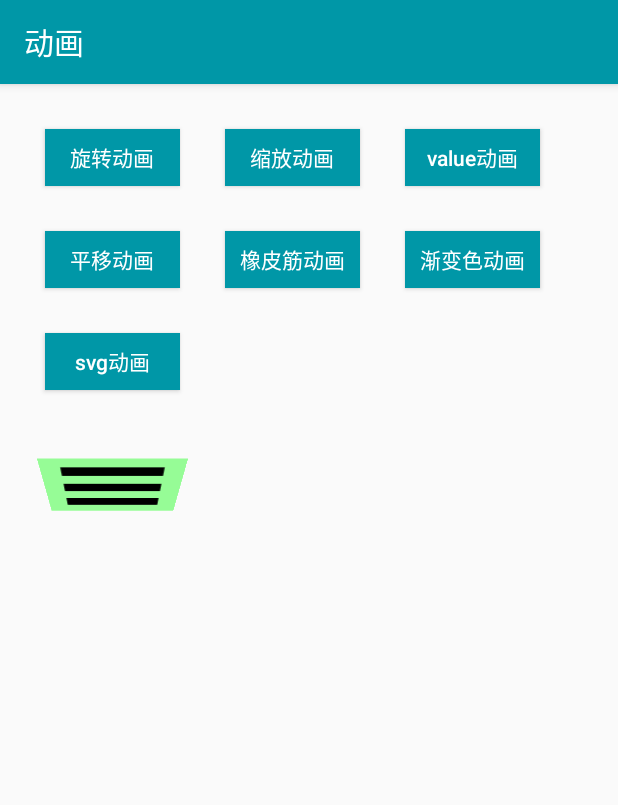
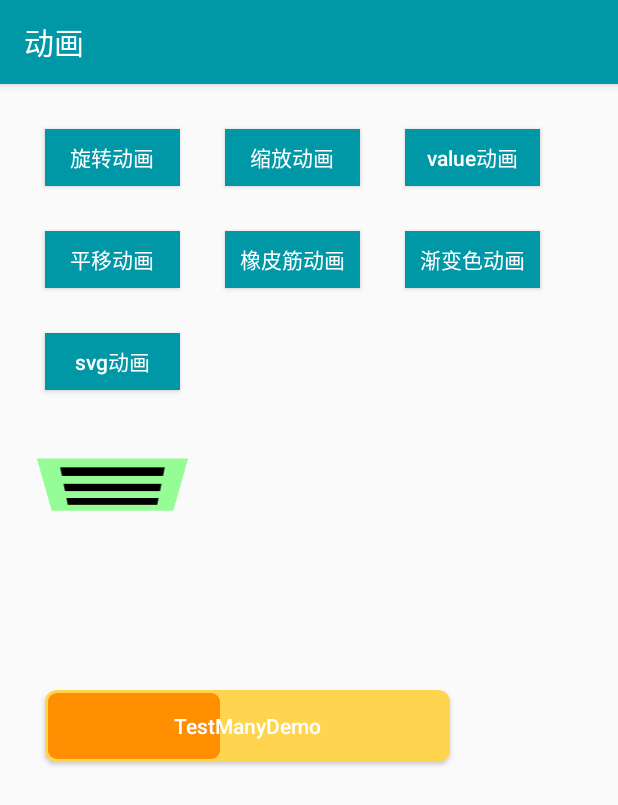
Before and after one commit to EricSun2012/TestManyDemo, an Android app: the AnimateActivity screen opened directly, with no data from a screen before it, after a tap on "旋转动画", on a phone screen of 412 x 824 dp. Shown: the top 805 px of the screen. Run offline under Robolectric (Android 15) with nearby library versions, the phone set to English and light mode, and no system bars; our stand-ins replace RxJava; libraries missing offline, so code that uses them is left out: com.zhy.http; 3 other taps on this screen came first.

Commit message:
[add]添加带进度条的button

```diff
--- a/app/src/main/java/com/robot/anyDemo/animate/AnimateActivity.java
+++ b/app/src/main/java/com/robot/anyDemo/animate/AnimateActivity.java
@@ -1,5 +1,7 @@
 package com.robot.anyDemo.animate;
 
+import android.os.Handler;
+import android.os.Looper;
 import android.view.View;
 import android.widget.Button;
 import android.widget.ImageView;
@@ -7,6 +9,7 @@ import android.widget.ImageView;
 import com.robot.anyDemo.R;
 import com.robot.anyDemo.base.BaseActivity;
 import com.robot.anyDemo.base.BaseView;
+import com.robot.anyDemo.widget.ProgressButton;
 
 public class AnimateActivity extends BaseActivity<AnimatePresenter> implements BaseView {
 
@@ -21,6 +24,12 @@ public class AnimateActivity extends BaseActivity<AnimatePresenter> implements B
     private Button colorButton;
 
     private Button svgButton;
+
+    private ProgressButton progressButton;
+
+    private Handler mHandler = new Handler();
+
+    private Runnable runnable;
 
     @Override
     protected AnimatePresenter createPresenter() {
@@ -84,6 +93,32 @@ public class AnimateActivity extends BaseActivity<AnimatePresenter> implements B
             presenter.startSvgAnimation(imageView);
         });
 
+
+        progressButton = findViewById(R.id.animate_progress);
+        progressButton.setTag(0);
+
+        runnable = new Runnable() {
+            @Override
+            public void run() {
+
+                int progress = (int) progressButton.getTag();
+                if (progress >= 100) {
+                    progressButton.setTag(0);
+                    progressButton.reset();
+                    return;
+                }
+                progress += 2;
+                progressButton.setProgress(progress);
+                progressButton.setTag(progress);
+                mHandler.postDelayed(runnable, 200);
+            }
+        };
+        progressButton.setOnClickListener(v -> {
+
+
+            mHandler.postDelayed(runnable, 200);
+
+        });
     }
 
     @Override
--- /dev/null
+++ b/app/src/main/java/com/robot/anyDemo/widget/ProgressButton.java
@@ -0,0 +1,148 @@
+package com.robot.anyDemo.widget;
+
+import android.content.Context;
+import android.content.res.TypedArray;
+import android.graphics.Canvas;
+import android.graphics.drawable.GradientDrawable;
+import android.support.v7.widget.AppCompatButton;
+import android.util.AttributeSet;
+
+import com.robot.anyDemo.R;
+
+/**
+ * 项目名称：TestManyDemo
+ * 类描述：
+ * 创建人：Eric
+ * 创建时间：2019-06-11 17:51
+ * 修改人：Eric
+ * 修改时间：2019-06-11 17:51
+ * 修改备注：
+ */
+public class ProgressButton extends AppCompatButton {
+    private float mCornerRadius = 0;
+    private float mProgressMargin = 0;
+
+    private boolean mFinish;
+
+    private int mProgress;
+    private int mMaxProgress = 100;
+    private int mMinProgress = 0;
+
+    private GradientDrawable mDrawableButton;
+    private GradientDrawable mDrawableProgressBackground;
+    private GradientDrawable mDrawableProgress;
+
+    public ProgressButton(Context context, AttributeSet attrs) {
+        super(context, attrs);
+        initialize(context, attrs);
+    }
+
+    public ProgressButton(Context context, AttributeSet attrs, int defStyle) {
+        super(context, attrs, defStyle);
+        initialize(context, attrs);
+    }
+
+    private void initialize(Context context, AttributeSet attrs) {
+        //Progress background drawable
+        mDrawableProgressBackground = new GradientDrawable();
+        //Progress drawable
+        mDrawableProgress = new GradientDrawable();
+        //Normal drawable
+        mDrawableButton = new GradientDrawable();
+
+        //Get default normal color
+        int defaultButtonColor = getResources().getColor(R.color.md_cyan_400);
+        //Get default progress color
+        int defaultProgressColor = getResources().getColor(R.color.md_green_500);
+        //Get default progress background color
+        int defaultBackColor = getResources().getColor(R.color.md_cyan_400);
+
+        TypedArray attr = context.obtainStyledAttributes(attrs, R.styleable.ProgressButton);
+
+        try {
+            mProgressMargin = attr.getDimension(R.styleable.ProgressButton_progressMargin, mProgressMargin);
+            mCornerRadius = attr.getDimension(R.styleable.ProgressButton_cornerRadius, mCornerRadius);
+            //Get custom normal color
+            int buttonColor = attr.getColor(R.styleable.ProgressButton_buttonColor, defaultButtonColor);
+            //Set normal color
+            mDrawableButton.setColor(buttonColor);
+            //Get custom progress background color
+            int progressBackColor = attr.getColor(R.styleable.ProgressButton_progressBackColor, defaultBackColor);
+            //Set progress background drawable color
+            mDrawableProgressBackground.setColor(progressBackColor);
+            //Get custom progress color
+            int progressColor = attr.getColor(R.styleable.ProgressButton_progressColor, defaultProgressColor);
+            //Set progress drawable color
+            mDrawableProgress.setColor(progressColor);
+
+            //Get default progress
+            mProgress = attr.getInteger(R.styleable.ProgressButton_progress, mProgress);
+            //Get minimum progress
+            mMinProgress = attr.getInteger(R.styleable.ProgressButton_minProgress, mMinProgress);
+            //Get maximize progress
+            mMaxProgress = attr.getInteger(R.styleable.ProgressButton_maxProgress, mMaxProgress);
+
+        } finally {
+            attr.recycle();
+        }
+
+        //Set corner radius
+        mDrawableButton.setCornerRadius(mCornerRadius);
+        mDrawableProgressBackground.setCornerRadius(mCornerRadius);
+        mDrawableProgress.setCornerRadius(mCornerRadius - mProgressMargin);
+        setBackgroundDrawable(mDrawableButton);
+
+        mFinish = false;
+    }
+
+    @Override
+    protected void onDraw(Canvas canvas) {
+        if (mProgress > mMinProgress && mProgress <= mMaxProgress && !mFinish) {
+            //Calculate the width of progress
+            float progressWidth =
+                    (float) getMeasuredWidth() * ((float) (mProgress - mMinProgress) / mMaxProgress - mMinProgress);
+
+            //If progress width less than 2x corner radius, the radius of progress will be wrong
+            if (progressWidth < mCornerRadius * 2) {
+                progressWidth = mCornerRadius * 2;
+            }
+
+            //Set rect of progress
+            mDrawableProgress.setBounds((int) mProgressMargin, (int) mProgressMargin,
+                    (int) (progressWidth - mProgressMargin), getMeasuredHeight() - (int) mProgressMargin);
+
+            //Draw progress
+            mDrawableProgress.draw(canvas);
+
+            if (mProgress == mMaxProgress) {
+                setBackgroundDrawable(mDrawableButton);
+                mFinish = true;
+            }
+        }
+        super.onDraw(canvas);
+    }
+
+    /**
+     * Set current progress
+     */
+    public void setProgress(int progress) {
+        if (!mFinish) {
+            mProgress = progress;
+            setBackgroundDrawable(mDrawableProgressBackground);
+            invalidate();
+        }
+    }
+
+    public void setMaxProgress(int maxProgress) {
+        mMaxProgress = maxProgress;
+    }
+
+    public void setMinProgress(int minProgress) {
+        mMinProgress = minProgress;
+    }
+
+    public void reset() {
+        mFinish = false;
+        mProgress = mMinProgress;
+    }
+}
--- a/app/src/main/res/layout/activity_animate.xml
+++ b/app/src/main/res/layout/activity_animate.xml
@@ -103,5 +103,20 @@
         app:layout_constraintLeft_toLeftOf="parent"
         app:layout_constraintTop_toBottomOf="@+id/animate_svg" />
 
+    <com.robot.anyDemo.widget.ProgressButton
+        android:id="@+id/animate_progress"
+        android:layout_width="270dp"
+        android:layout_height="wrap_content"
+        android:layout_marginTop="200dp"
+        android:text="@string/app_name"
+        android:textAllCaps="false"
+        android:textColor="@color/md_white_1000"
+        app:buttonColor="@color/md_amber_300"
+        app:cornerRadius="8dp"
+        app:progressBackColor="@color/md_amber_300"
+        app:layout_constraintLeft_toLeftOf="@+id/animate_svg"
+        app:layout_constraintTop_toBottomOf="@+id/animate_svg"
+        app:progressColor="@color/md_amber_800"
+        app:progressMargin="2dp" />
 
 </android.support.constraint.ConstraintLayout>
--- a/app/src/main/res/values/attrs.xml
+++ b/app/src/main/res/values/attrs.xml
@@ -25,4 +25,21 @@
         <attr name="shadowRadius" format="integer" />
     </declare-styleable>
 
+
+    <!--<attr name="progressColor" format="color" />-->
+    <!--<attr name="progressBackColor" format="color" />-->
+    <!--<attr name="progress" format="integer" />-->
+    <!--<attr name="minProgress" format="integer" />-->
+    <!--<attr name="maxProgress" format="integer" />-->
+
+    <declare-styleable name="ProgressButton">
+        <attr name="progressColor" format="color" />
+        <attr name="progressBackColor" format="color" />
+        <attr name="progress" format="integer" />
+        <attr name="minProgress" format="integer" />
+        <attr name="maxProgress" format="integer" />
+        <attr name="buttonColor" format="color" />
+        <attr name="cornerRadius" format="dimension" />
+        <attr name="progressMargin" format="dimension" />
+    </declare-styleable>
 </resources>
```
